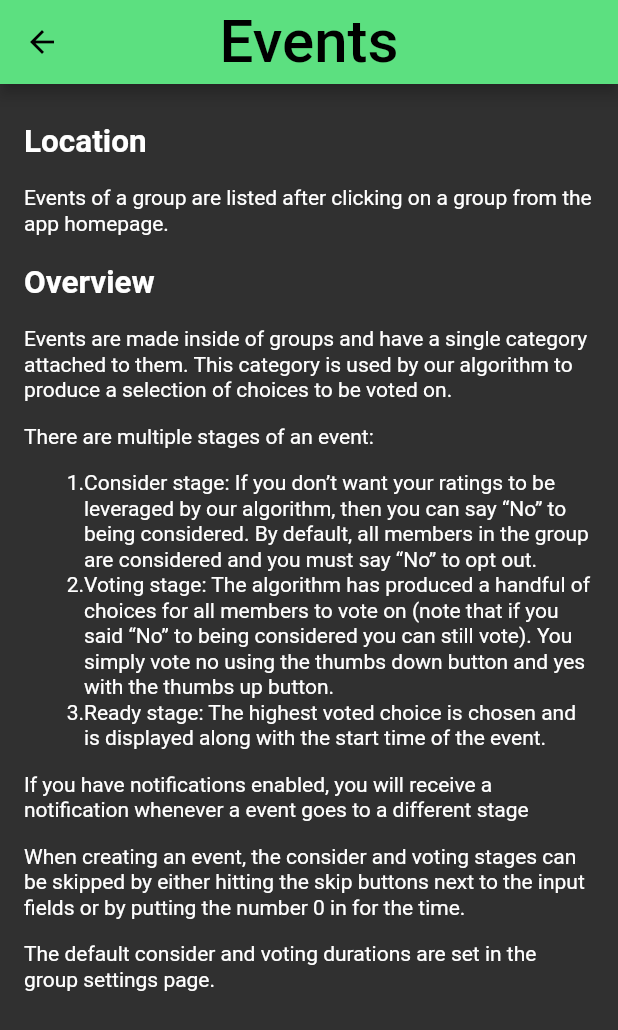
After one commit to SCCapstone/decision_maker, a Flutter app: the AboutPage screen opened directly, after a tap on "Events", on a phone screen of 412 x 824 dp. The commit adds this screen. Shown: the top 1030 px of the screen. Run offline on Flutter 3.47's test engine with Material 2 defaults, Android fonts, the phone set to English and light mode, and no system bars; drawn by our look-alikes of auto_size_text, flutter_html; our stand-ins replace firebase_messaging, image_picker, numberpicker, package_info, shared_preferences, smooth_page_indicator; missing offline and left inert: amazon_cognito_identity_dart; accounts and stored records are empty.

Commit message:
About Page (#390)
About page added

```diff
--- /dev/null
+++ b/frontEnd/lib/about_widgets/about_descriptions.dart
@@ -0,0 +1,59 @@
+import 'package:flutter_html/flutter_html.dart';
+
+class AboutDescriptions {
+  static Html general = Html(data: """
+      <h1>Pocket Poll</h1>
+      <p>This mobile application expedites group decisions. You can add your friends to a group and create events in those groups using categories that you make. These categories have lists of choices and ratings for each choice. When an event is made, our algorithm will produce optimal choices given everyone else's ratings. These choices are voted on and the choice with the highest vote becomes the result of the event.</p>
+      <h2>General Tips</h2>
+      <p>Many pages are pull-to-refresh. That is, you can pull down at the top of the page to get the most up to date changes.</p>
+      <p>Most images in the app allow you to click on them to get a zoomed in image.</p>
+    """);
+
+  static Html settings = Html(data: """
+      <h2>Location</h2>
+      <p>Access user settings by clicking either your personal icon or the settings icon in the left drawer menu accessible from the home page.</p>
+      <h2>Features</h2>
+      <p>If you prefer brighter screens, try out the light theme.</p>
+      <p>If your pocket is getting polled a little too much, you can turn off notifications entirely. You won't receive any more notifications regarding upcoming events or being added to groups.</p>
+      <p>At any time, you can change your user icon. Simply click the edit icon in the top right corner of your current one.</p>
+      <p>No need to memorize all your friends' usernames. Add usernames to your Favorites to have their info saved and ready. These favorites can be utilized when adding members to a group</p>
+
+    """);
+
+  static Html categories = Html(data: """
+      <h2>Location</h2>
+      <p>Access the category homepage by clicking the category tile in the left drawer menu accessible from the home page.</p>
+      <p>Categories can also be edited from inside a group on the group settings page.</p>
+      <h2>Overview</h2>
+      <p>Categories are collections of choices. Each choice has a name and a rating. The lowest rating is 0, and the highest is 5. These ratings allow our algorithm to do its job as it will leverage the ratings of all members that are being considered for an event.</p>
+      <p>Categories can be edited or deleted at any time from the category homepage.</p>
+      <p>Categories themselves are independent entities. They must be “attached” to a group in order to be used in events. This is done by going to the group settings page and adding any of the categories that you own.</p>
+      <p>When your friends add categories to a group you are in you can edit your ratings for their choices from the group settings page. E.g. If Bob has ‘Coffee Shops’ as a choice you can go in and set your rating so your opinion is leveraged anytime that category is used for an event.</p>
+    """);
+
+  static Html groups = Html(data: """
+      <h2>Location</h2>
+      <p>When you first open the app and are signed in there will be a list of all the groups you are a part of as well as groups you have left. To access a specific group, click on the row to be taken to that group’s page.</p>
+      <h2>Overview</h2>
+      <p>Groups are composed of members and categories. If the creator of the group makes it private, then changes to the group are only allowed by the creator. Otherwise, any member can add their categories or other members to the group. To utilize your favorites, click the contacts icon next to the “Add User” button when adding a member.</p>
+      <p>To edit a group, navigate to the group settings page by clicking the settings icon in the top right corner of the group page. After making your changes to the group, make sure to hit the save button. Note changes made to the group categories and members are saved automatically when you exit each respective page.</p>
+      <p>If you no longer wish to be in a group and are not the group’s creator you can leave at any time from the group settings page. In addition, only you will be able to add yourself back to the group. You can rejoin the group from the “Groups Left” tab on the app’s homepage.</p>
+      <p>To toggle muting a group, click the blue mute icon next to the group row in the app’s homepage. You can still see the number of unseen events denoted by the number underneath this blue icon.</p>
+    """);
+
+  static Html events = Html(data: """
+      <h2>Location</h2>
+      <p>Events of a group are listed after clicking on a group from the app homepage.</p>
+      <h2>Overview</h2>
+      <p>Events are made inside of groups and have a single category attached to them. This category is used by our algorithm to produce a selection of choices to be voted on.</p>
+      <p>There are multiple stages of an event:</p>
+      <ol>
+        <li>Consider stage: If you don’t want your ratings to be leveraged by our algorithm, then you can say “No” to being considered. By default, all members in the group are considered and you must say “No” to opt out.</li>
+        <li>Voting stage: The algorithm has produced a handful of choices for all members to vote on (note that if you said “No” to being considered you can still vote). You simply vote no using the thumbs down button and yes with the thumbs up button.</li>
+        <li>Ready stage: The highest voted choice is chosen and is displayed along with the start time of the event.</li>
+      </ol>
+      <p>If you have notifications enabled, you will receive a notification whenever a event goes to a different stage</p>
+      <p>When creating an event, the consider and voting stages can be skipped by either hitting the skip buttons next to the input fields or by putting the number 0 in for the time.</p>
+      <p>The default consider and voting durations are set in the group settings page.</p>
+    """);
+}
--- /dev/null
+++ b/frontEnd/lib/about_widgets/about_page.dart
@@ -0,0 +1,326 @@
+import 'package:auto_size_text/auto_size_text.dart';
+import 'package:flutter/material.dart';
+import 'package:frontEnd/about_widgets/categories_info.dart';
+import 'package:frontEnd/about_widgets/events_info.dart';
+import 'package:frontEnd/about_widgets/general_info.dart';
+import 'package:frontEnd/about_widgets/groups_info.dart';
+import 'package:frontEnd/about_widgets/privacy_policy.dart';
+import 'package:frontEnd/about_widgets/settings_info.dart';
+import 'package:package_info/package_info.dart';
+
+class AboutPage extends StatefulWidget {
+  @override
+  _AboutPageState createState() => _AboutPageState();
+}
+
+class _AboutPageState extends State<AboutPage> {
+  String appName;
+  String packageName;
+  String version;
+  String buildNumber;
+  bool loading;
+
+  @override
+  void initState() {
+    this.loading = true;
+    getPackageInfo();
+    super.initState();
+  }
+
+  @override
+  Widget build(BuildContext context) {
+    if (this.loading) {
+      return Scaffold(
+        appBar: AppBar(
+          title: AutoSizeText("About",
+              style: TextStyle(fontSize: 40), maxLines: 1, minFontSize: 20),
+          centerTitle: true,
+        ),
+        body: CircularProgressIndicator(),
+      );
+    } else {
+      return Scaffold(
+        appBar: AppBar(
+          title: AutoSizeText("About",
+              style: TextStyle(fontSize: 40), maxLines: 1, minFontSize: 20),
+          centerTitle: true,
+        ),
+        body: Padding(
+          padding: const EdgeInsets.fromLTRB(8.0, 0, 8.0, 0),
+          child: Scrollbar(
+            child: ListView(
+              children: <Widget>[
+                Padding(
+                  padding: const EdgeInsets.fromLTRB(15.0, 8, 15.0, 8),
+                  child: Container(
+                    height: MediaQuery.of(context).size.height * .25,
+                    child: Column(
+                      children: <Widget>[
+                        Expanded(
+                          child: Image(
+                            // TODO put app icon here
+                            image: AssetImage('assets/images/placeholder.jpg'),
+                            fit: BoxFit.cover,
+                          ),
+                        )
+                      ],
+                    ),
+                  ),
+                ),
+                Center(
+                  child: AutoSizeText(
+                    "Version ${this.version}",
+                    style: TextStyle(fontSize: 24),
+                    minFontSize: 14,
+                    maxLines: 1,
+                  ),
+                ),
+                Padding(
+                  padding: const EdgeInsets.all(8.0),
+                  child: Row(
+                    mainAxisAlignment: MainAxisAlignment.spaceAround,
+                    children: <Widget>[
+                      Expanded(
+                        child: AutoSizeText(
+                          "View Privacy Policy & Licensing Info",
+                          minFontSize: 12,
+                          maxLines: 1,
+                          overflow: TextOverflow.ellipsis,
+                          style: TextStyle(fontSize: 20),
+                        ),
+                      ),
+                      Container(
+                          width: MediaQuery.of(context).size.width * .20,
+                          child: IconButton(
+                            icon: Icon(Icons.keyboard_arrow_right),
+                            onPressed: () {
+                              Navigator.push(
+                                  context,
+                                  MaterialPageRoute(
+                                      builder: (context) => PrivacyPolicy()));
+                            },
+                          )),
+                    ],
+                  ),
+                ),
+                Padding(
+                  padding:
+                      EdgeInsets.all(MediaQuery.of(context).size.height * .008),
+                ),
+                Center(
+                  child: AutoSizeText(
+                    "App Info and Help",
+                    style: TextStyle(
+                        fontSize: 30, decoration: TextDecoration.underline),
+                    minFontSize: 14,
+                    maxLines: 1,
+                  ),
+                ),
+                Wrap(
+                  runSpacing: -10,
+                  children: <Widget>[
+                    Padding(
+                      padding: const EdgeInsets.all(8.0),
+                      child: Row(
+                        mainAxisAlignment: MainAxisAlignment.spaceAround,
+                        children: <Widget>[
+                          Expanded(
+                            child: GestureDetector(
+                              onTap: () {
+                                Navigator.push(
+                                    context,
+                                    MaterialPageRoute(
+                                        builder: (context) => GeneralInfo()));
+                              },
+                              child: AutoSizeText(
+                                "General",
+                                minFontSize: 12,
+                                maxLines: 1,
+                                overflow: TextOverflow.ellipsis,
+                                style: TextStyle(fontSize: 20),
+                              ),
+                            ),
+                          ),
+                          Container(
+                              width: MediaQuery.of(context).size.width * .20,
+                              child: IconButton(
+                                icon: Icon(Icons.keyboard_arrow_right),
+                                onPressed: () {
+                                  Navigator.push(
+                                      context,
+                                      MaterialPageRoute(
+                                          builder: (context) => GeneralInfo()));
+                                },
+                              )),
+                        ],
+                      ),
+                    ),
+                    Padding(
+                      padding: const EdgeInsets.all(8.0),
+                      child: Row(
+                        mainAxisAlignment: MainAxisAlignment.spaceAround,
+                        children: <Widget>[
+                          Expanded(
+                            child: GestureDetector(
+                              onTap: () {
+                                Navigator.push(
+                                    context,
+                                    MaterialPageRoute(
+                                        builder: (context) => SettingsInfo()));
+                              },
+                              child: AutoSizeText(
+                                "User Settings",
+                                minFontSize: 12,
+                                maxLines: 1,
+                                overflow: TextOverflow.ellipsis,
+                                style: TextStyle(fontSize: 20),
+                              ),
+                            ),
+                          ),
+                          Container(
+                              width: MediaQuery.of(context).size.width * .20,
+                              child: IconButton(
+                                icon: Icon(Icons.keyboard_arrow_right),
+                                onPressed: () {
+                                  Navigator.push(
+                                      context,
+                                      MaterialPageRoute(
+                                          builder: (context) =>
+                                              SettingsInfo()));
+                                },
+                              )),
+                        ],
+                      ),
+                    ),
+                    Padding(
+                      padding: const EdgeInsets.all(8.0),
+                      child: Row(
+                        mainAxisAlignment: MainAxisAlignment.spaceAround,
+                        children: <Widget>[
+                          Expanded(
+                            child: GestureDetector(
+                              onTap: () {
+                                Navigator.push(
+                                    context,
+                                    MaterialPageRoute(
+                                        builder: (context) =>
+                                            CategoriesInfo()));
+                              },
+                              child: AutoSizeText(
+                                "Categories",
+                                minFontSize: 12,
+                                maxLines: 1,
+                                overflow: TextOverflow.ellipsis,
+                                style: TextStyle(fontSize: 20),
+                              ),
+                            ),
+                          ),
+                          Container(
+                              width: MediaQuery.of(context).size.width * .20,
+                              child: IconButton(
+                                icon: Icon(Icons.keyboard_arrow_right),
+                                onPressed: () {
+                                  Navigator.push(
+                                      context,
+                                      MaterialPageRoute(
+                                          builder: (context) =>
+                                              CategoriesInfo()));
+                                },
+                              )),
+                        ],
+                      ),
+                    ),
+                    Padding(
+                      padding: const EdgeInsets.all(8.0),
+                      child: Row(
+                        mainAxisAlignment: MainAxisAlignment.spaceAround,
+                        children: <Widget>[
+                          Expanded(
+                            child: GestureDetector(
+                              onTap: () {
+                                Navigator.push(
+                                    context,
+                                    MaterialPageRoute(
+                                        builder: (context) => GroupsInfo()));
+                              },
+                              child: AutoSizeText(
+                                "Groups",
+                                minFontSize: 12,
+                                maxLines: 1,
+                                overflow: TextOverflow.ellipsis,
+                                style: TextStyle(fontSize: 20),
+                              ),
+                            ),
+                          ),
+                          Container(
+                              width: MediaQuery.of(context).size.width * .20,
+                              child: IconButton(
+                                icon: Icon(Icons.keyboard_arrow_right),
+                                onPressed: () {
+                                  Navigator.push(
+                                      context,
+                                      MaterialPageRoute(
+                                          builder: (context) => GroupsInfo()));
+                                },
+                              )),
+                        ],
+                      ),
+                    ),
+                    Padding(
+                      padding: const EdgeInsets.all(8.0),
+                      child: Row(
+                        mainAxisAlignment: MainAxisAlignment.spaceAround,
+                        children: <Widget>[
+                          Expanded(
+                            child: GestureDetector(
+                              onTap: () {
+                                Navigator.push(
+                                    context,
+                                    MaterialPageRoute(
+                                        builder: (context) => EventsInfo()));
+                              },
+                              child: AutoSizeText(
+                                "Events",
+                                minFontSize: 12,
+                                maxLines: 1,
+                                overflow: TextOverflow.ellipsis,
+                                style: TextStyle(fontSize: 20),
+                              ),
+                            ),
+                          ),
+                          Container(
+                              width: MediaQuery.of(context).size.width * .20,
+                              child: IconButton(
+                                icon: Icon(Icons.keyboard_arrow_right),
+                                onPressed: () {
+                                  Navigator.push(
+                                      context,
+                                      MaterialPageRoute(
+                                          builder: (context) => EventsInfo()));
+                                },
+                              )),
+                        ],
+                      ),
+                    ),
+                  ],
+                ),
+              ],
+            ),
+          ),
+        ),
+      );
+    }
+  }
+
+  void getPackageInfo() async {
+    PackageInfo packageInfo = await PackageInfo.fromPlatform();
+
+    setState(() {
+      this.loading = false;
+      this.appName = packageInfo.appName;
+      this.packageName = packageInfo.packageName;
+      this.version = packageInfo.version;
+      this.buildNumber = packageInfo.buildNumber;
+    });
+  }
+}
--- /dev/null
+++ b/frontEnd/lib/about_widgets/events_info.dart
@@ -0,0 +1,28 @@
+import 'package:auto_size_text/auto_size_text.dart';
+import 'package:flutter/material.dart';
+
+import 'about_descriptions.dart';
+
+class EventsInfo extends StatelessWidget {
+  @override
+  Widget build(BuildContext context) {
+    return Scaffold(
+      appBar: AppBar(
+        title: AutoSizeText("Events",
+            style: TextStyle(fontSize: 40), maxLines: 1, minFontSize: 20),
+        centerTitle: true,
+      ),
+      body: Padding(
+        padding: const EdgeInsets.all(8.0),
+        child: Scrollbar(
+          child: ListView(
+              shrinkWrap: true,
+              physics: ClampingScrollPhysics(),
+              children: <Widget>[
+                AboutDescriptions.events,
+              ]),
+        ),
+      ),
+    );
+  }
+}
--- a/frontEnd/pubspec.yaml
+++ b/frontEnd/pubspec.yaml
@@ -31,6 +31,8 @@ dependencies:
   provider: ^4.0.4
   firebase_messaging: ^6.0.9
   auto_size_text: ^2.1.0
+  package_info: ^0.4.0+16
+  flutter_html: ^0.11.1
 
 dev_dependencies:
   flutter_test:
```
Also changed, not shown: frontEnd/lib/about_widgets/categories_info.dart (added, +28 -0 lines), frontEnd/lib/about_widgets/general_info.dart (added, +28 -0 lines), frontEnd/lib/about_widgets/groups_info.dart (added, +28 -0 lines), frontEnd/lib/about_widgets/privacy_policy.dart (added, +27 -0 lines), frontEnd/lib/about_widgets/settings_info.dart (added, +28 -0 lines), frontEnd/lib/groups_widgets/groups_home.dart (+10 -0 lines), frontEnd/pubspec.lock, 1 other file.
